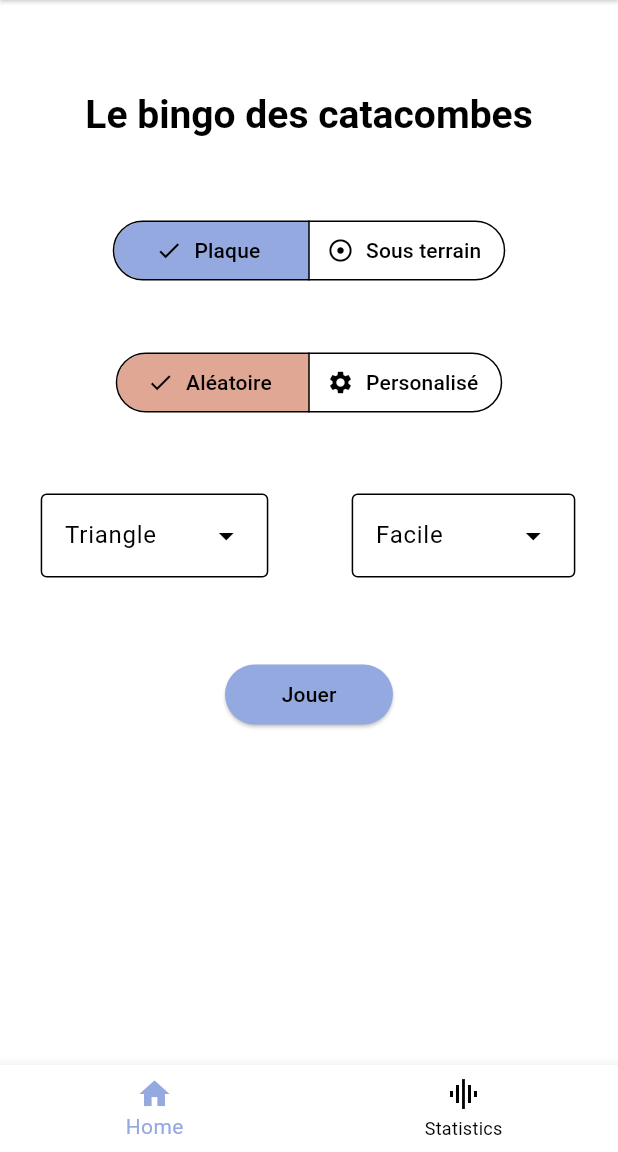
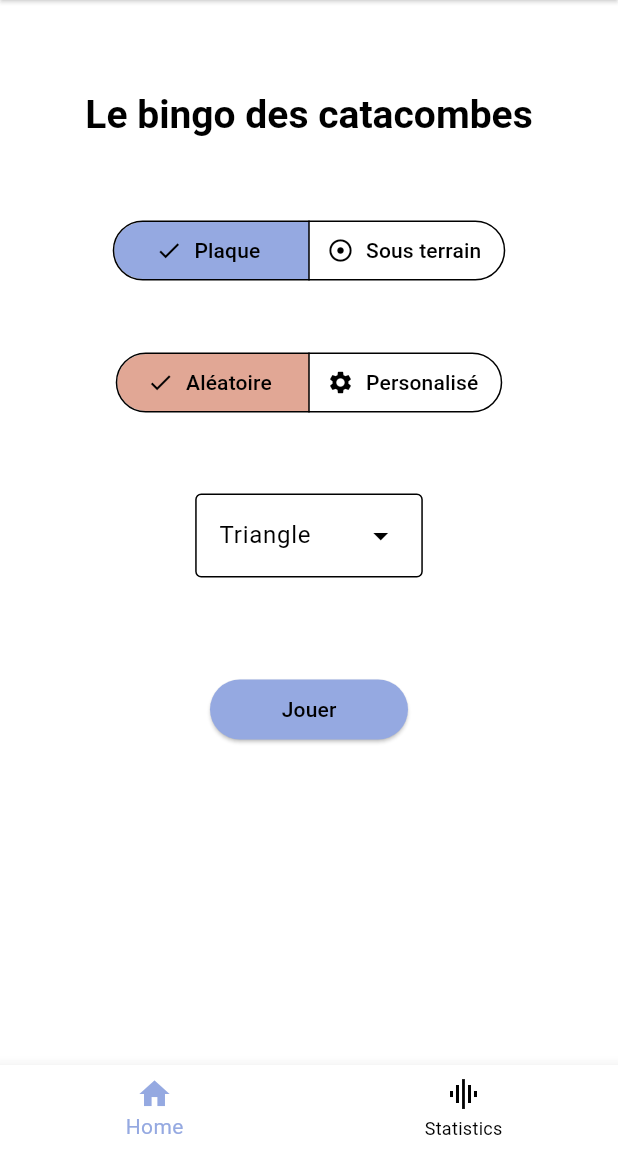
Before and after one commit to Extauren/Plaktago, a Flutter app: the screen it shows after launch, on a phone screen of 412 x 824 dp, the part 84-1236 px from its top. Run offline on Flutter 3.47's test engine with Material 2 defaults, Android fonts, the phone set to English and light mode, and no system bars; our stand-ins replace expansion_tile_card, fl_chart, stop_watch_timer.

Commit message:
Fix come back to game and save game button and remove difficulty button

```diff
--- a/lib/game/timer/timer.dart
+++ b/lib/game/timer/timer.dart
@@ -40,9 +40,7 @@ class _Timer extends State<Timer> {
 
   @override
   Widget build(BuildContext context) {
-    return Container(
-        //margin: const EdgeInsets.only(top: 40),
-        child: Column(
+    return Column(
       children: <Widget>[
         StreamBuilder<int>(
           stream: _stopWatchTimer.rawTime,
@@ -88,6 +86,6 @@ class _Timer extends State<Timer> {
           ],
         ),
       ],
-    ));
+    );
   }
 }
--- a/lib/home/home.dart
+++ b/lib/home/home.dart
@@ -130,14 +130,14 @@ class _Home extends State<Home> {
                   )),
             ],
           ),
-          actions: <Widget>[
-            if (widget.isPlaying == true)
-              IconButton(
-                icon: Icon(Icons.play_circle_fill_outlined,
-                    color: Theme.of(context).colorScheme.primary, size: 28),
-                onPressed: comeBacktoGame,
-              )
-          ],
+          // actions: <Widget>[
+          //   if (widget.isPlaying == true)
+          //     IconButton(
+          //       icon: Icon(Icons.play_circle_fill_outlined,
+          //           color: Theme.of(context).colorScheme.primary, size: 28),
+          //       onPressed: comeBacktoGame,
+          //     )
+          // ],
         ),
         drawer: DrawerApp(
             changeTheme: widget.changeTheme, appSettings: widget.appSettings),
@@ -147,19 +147,19 @@ class _Home extends State<Home> {
               child: Text("Le bingo des catacombes",
                   style: Theme.of(context).textTheme.titleLarge,
                   textAlign: TextAlign.center)),
-          // if (widget.isPlaying == true)
-          //   Container(
-          //       margin: EdgeInsets.only(top: 40, left: 60, right: 60),
-          //       child: ElevatedButton(
-          //         onPressed: comeBacktoGame,
-          //         //style: ButtonStyle(
-          //         //backgroundColor: MaterialStateProperty.all(
-          //         //    Theme.of(context).colorScheme.secondary)),
-          //         child: Text(
-          //           'Reprendre la partie',
-          //           style: TextStyle(color: Colors.black),
-          //         ),
-          //       )),
+          if (widget.isPlaying == true)
+            Container(
+                margin: EdgeInsets.only(top: 40, left: 100, right: 100),
+                child: ElevatedButton(
+                  onPressed: comeBacktoGame,
+                  style: ButtonStyle(
+                      backgroundColor: MaterialStateProperty.all(
+                          Theme.of(context).colorScheme.secondary)),
+                  child: Text(
+                    'Reprendre la partie',
+                    style: TextStyle(color: Colors.black),
+                  ),
+                )),
           Container(
               margin: EdgeInsets.only(top: 50),
               child: BingoTypeButton(
@@ -191,7 +191,7 @@ class _Home extends State<Home> {
               ConstrainedBox(
                   constraints: BoxConstraints(
                     maxWidth: MediaQuery.of(context).size.width / 2,
-                    maxHeight: 60,
+                    maxHeight: 70,
                   ),
                   child: PlaqueTypeButton(
                     selectecPlaque: widget.bingoParams.plaque,
@@ -202,20 +202,20 @@ class _Home extends State<Home> {
               ConstrainedBox(
                   constraints: BoxConstraints(
                     maxWidth: MediaQuery.of(context).size.width / 2,
-                    maxHeight: 60,
+                    maxHeight: 70,
                   ),
                   child: RatDropdownButton(
                       type: widget.bingoParams.ratType,
                       update: widget.bingoParams.updateRat)),
-            if (widget.bingoParams.mode == Mode.random)
-              ConstrainedBox(
-                  constraints: BoxConstraints(
-                    maxWidth: MediaQuery.of(context).size.width / 2,
-                    maxHeight: 60,
-                  ),
-                  child: DifficultyButton(
-                      difficulty: widget.bingoParams.difficulty,
-                      update: widget.bingoParams.updateDifficulty)),
+            // if (widget.bingoParams.mode == Mode.random)
+            //   ConstrainedBox(
+            //       constraints: BoxConstraints(
+            //         maxWidth: MediaQuery.of(context).size.width / 2,
+            //         maxHeight: 70,
+            //       ),
+            //       child: DifficultyButton(
+            //           difficulty: widget.bingoParams.difficulty,
+            //           update: widget.bingoParams.updateDifficulty)),
           ]),
           if ((widget.bingoParams.mode == Mode.personalize) ||
               widget.bingoParams.mode == Mode.random)
--- a/lib/home/launchGame.dart
+++ b/lib/home/launchGame.dart
@@ -30,7 +30,7 @@ class _LaunchGame extends State<LaunchGame> {
   @override
   Widget build(BuildContext context) {
     return Container(
-        margin: EdgeInsets.symmetric(horizontal: 150),
+        margin: EdgeInsets.symmetric(horizontal: 140),
         child: ExtraLongDetector(
             duration: Duration(seconds: 10),
             onLongPress: widget.btek,
--- a/lib/settings.dart
+++ b/lib/settings.dart
@@ -1,5 +1,4 @@
 import 'package:flutter/material.dart';
-import 'game/timer/timer.dart';
 
 class Settings extends StatefulWidget {
   const Settings({Key? key}) : super(key: key);
--- a/lib/statistic/graph2.dart
+++ b/lib/statistic/graph2.dart
@@ -18,7 +18,7 @@ class BarChartSample2State extends State<BarChartSample2> {
   int skip = 0;
   int touchedGroupIndex = -1;
   int sortIndex = 0;
-  int maxY = 0; //widget.cardList.where((element) => element.nbPlayed);
+  int maxY = 0;
 
   @override
   void initState() {
@@ -92,7 +92,7 @@ class BarChartSample2State extends State<BarChartSample2> {
   @override
   Widget build(BuildContext context) {
     return AspectRatio(
-      aspectRatio: 1,
+      aspectRatio: 0.9,
       child: Padding(
         padding: const EdgeInsets.all(16),
         child: Column(
--- a/lib/utils/appSettings.dart
+++ b/lib/utils/appSettings.dart
@@ -36,7 +36,7 @@ class AppSettings {
       data = jsonDecode(contents);
       darkMode = data["darkMode"];
     } catch (e) {
-      data = {"darkMode": false};
+      data = {"darkMode": true};
     }
     return true;
   }
```
Also changed, not shown: lib/game/bingo.dart (+9 -10 lines), lib/game/board/board.dart (+6 -6 lines), lib/statistic/statistic_button.dart (+0 -7 lines).
